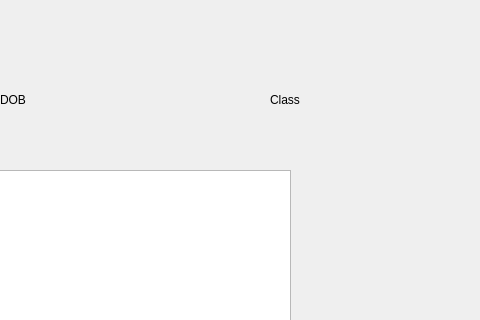
thinhpt00/CppProject, file Qt/QuanLySinhVien/widget.ui: the form before one commit; both pictures show x 320 to 800 and y 0 to 320 of the 800 by 600 pixel window.
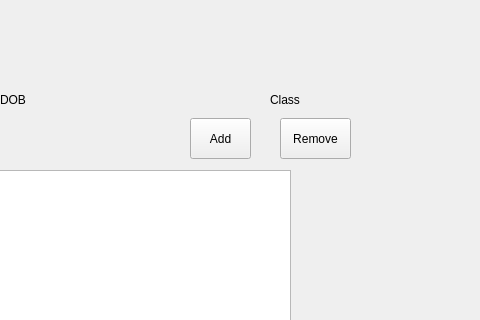
The form after the commit.

The edit to the form file:
```diff
--- a/Qt/QuanLySinhVien/widget.ui
+++ b/Qt/QuanLySinhVien/widget.ui
@@ -62,6 +62,32 @@
     <string>Class</string>
    </property>
   </widget>
+  <widget class="QPushButton" name="pushButton">
+   <property name="geometry">
+    <rect>
+     <x>510</x>
+     <y>118</y>
+     <width>61</width>
+     <height>41</height>
+    </rect>
+   </property>
+   <property name="text">
+    <string>Add</string>
+   </property>
+  </widget>
+  <widget class="QPushButton" name="pushButton_2">
+   <property name="geometry">
+    <rect>
+     <x>600</x>
+     <y>118</y>
+     <width>71</width>
+     <height>41</height>
+    </rect>
+   </property>
+   <property name="text">
+    <string>Remove</string>
+   </property>
+  </widget>
  </widget>
  <resources/>
  <connections/>
```
